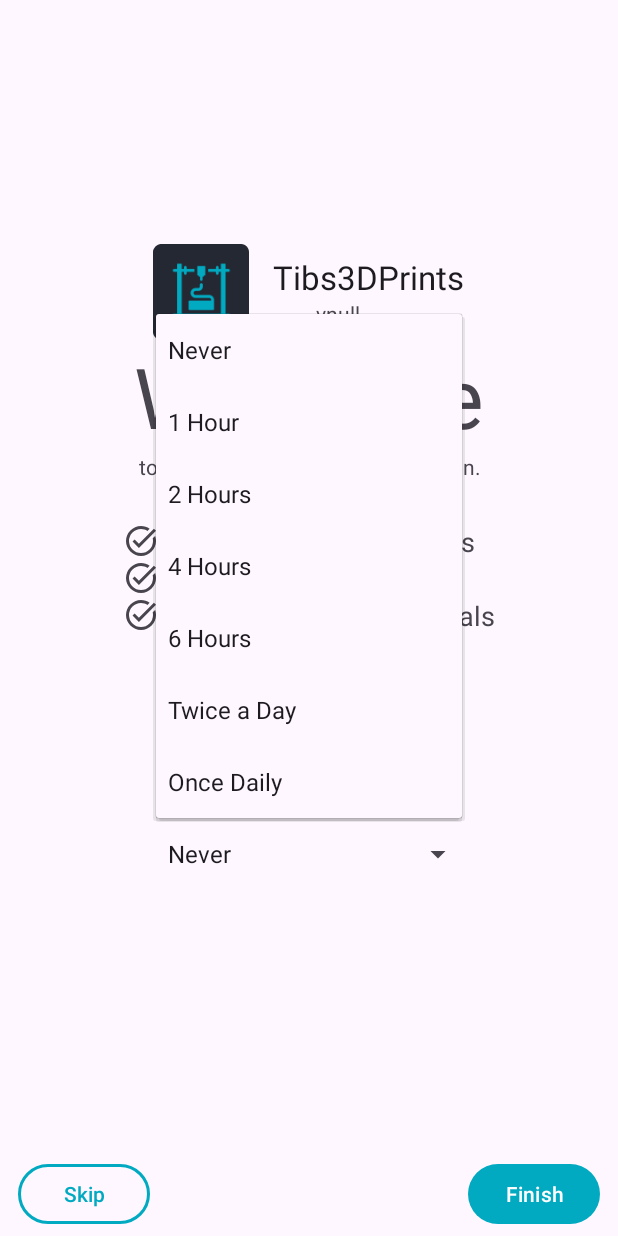
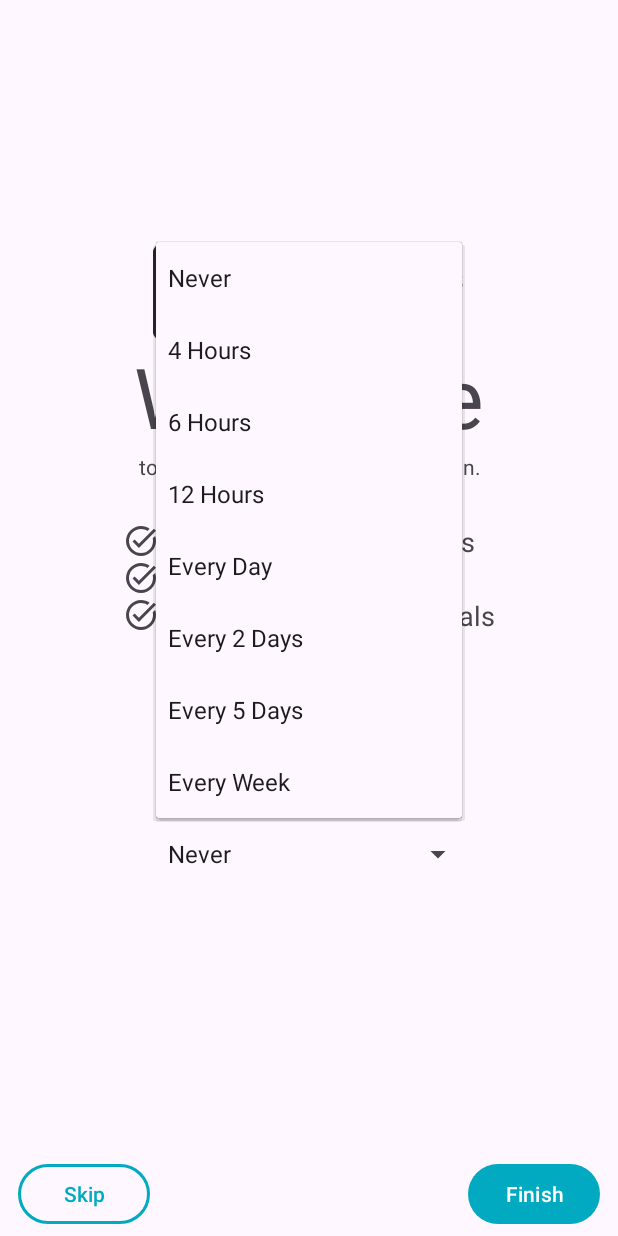
Before and after one commit to cssnr/tibs3dprints-android, an Android app: the screen it shows after launch (MainActivity), after a tap on "Never", on a phone screen of 412 x 824 dp. Run offline under Robolectric (Android 15) with nearby library versions, the phone set to English and light mode, and no system bars; our stand-ins replace navigation-ui; 1 statement that could not run was skipped; 1 other tap on this screen came first.

Commit message:
Updates (#16)

```diff
--- a/app/src/main/java/org/cssnr/tibs3dprints/ui/news/NewsItemAdapter.kt
+++ b/app/src/main/java/org/cssnr/tibs3dprints/ui/news/NewsItemAdapter.kt
@@ -22,6 +22,8 @@ class NewsItemAdapter(fragment: Fragment, var items: List<RssItem>) :
             putString("description", items[position].description)
             putString("author", items[position].author)
             putString("timestamp", items[position].pubDate)
+            putString("videoUrl", items[position].youtubeItemData?.videoUrl)
+            putString("thumbnailUrl", items[position].youtubeItemData?.thumbnailUrl)
             //putString("videoId", items[position].youtubeItemData?.videoId)
         }
         return fragment
--- a/app/src/main/res/layout/item_news.xml
+++ b/app/src/main/res/layout/item_news.xml
@@ -20,7 +20,7 @@
             android:layout_width="match_parent"
             android:layout_height="wrap_content"
             android:ellipsize="end"
-            android:maxLines="2"
+            android:maxLines="3"
             android:textAppearance="@style/TextAppearance.AppCompat.Large"
             tools:text="Some Reeeaaalllyyy Long Title Goes Here That is Just Way Too Long for a Title" />
         <TextView
--- a/app/src/main/res/values/colors.xml
+++ b/app/src/main/res/values/colors.xml
@@ -2,4 +2,5 @@
 <resources>
     <color name="ic_launcher_background">#242833</color>
     <color name="primary_color">#01AAC1</color>
+    <color name="youtube_red">#CD201F</color>
 </resources>
--- a/app/src/main/res/values/strings.xml
+++ b/app/src/main/res/values/strings.xml
@@ -11,20 +11,22 @@
 
     <string-array name="work_interval_entries">
         <item>Never</item>
-        <item>1 Hour</item>
-        <item>2 Hours</item>
         <item>4 Hours</item>
         <item>6 Hours</item>
-        <item>Twice a Day</item>
-        <item>Once Daily</item>
+        <item>12 Hours</item>
+        <item>Every Day</item>
+        <item>Every 2 Days</item>
+        <item>Every 5 Days</item>
+        <item>Every Week</item>
     </string-array>
     <string-array name="work_interval_values">
         <item>0</item>
-        <item>60</item>
-        <item>120</item>
         <item>240</item>
         <item>360</item>
         <item>720</item>
         <item>1440</item>
+        <item>2880</item>
+        <item>7200</item>
+        <item>10080</item>
     </string-array>
 </resources>
--- a/gradle/libs.versions.toml
+++ b/gradle/libs.versions.toml
@@ -22,6 +22,7 @@ workRuntimeKtx = "2.10.1"
 okhttp = "4.12.0"
 retrofit = "3.0.0"
 moshiKotlinCodegen = "1.15.2"
+glide = "5.0.0-rc01"
 rssparser = "6.0.11"
 
 googleServices = "4.4.2"
@@ -52,6 +53,9 @@ okhttp = { module = "com.squareup.okhttp3:okhttp", version.ref = "okhttp" }
 retrofit = { group = "com.squareup.retrofit2", name = "retrofit", version.ref = "retrofit" }
 converter-moshi = { group = "com.squareup.retrofit2", name = "converter-moshi", version.ref = "retrofit" }
 moshi-kotlin-codegen = { group = "com.squareup.moshi", name = "moshi-kotlin-codegen", version.ref = "moshiKotlinCodegen" }
+glide = { group = "com.github.bumptech.glide", name = "glide", version.ref = "glide" }
+glide-compiler = { group = "com.github.bumptech.glide", name = "compiler", version.ref = "glide" }
+okhttp-integration = { group = "com.github.bumptech.glide", name = "okhttp3-integration", version.ref = "glide" }
 rssparser = { group = "com.prof18.rssparser", name = "rssparser", version.ref = "rssparser" }
 
 firebase-bom = { group = "com.google.firebase", name = "firebase-bom", version.ref = "firebaseBom" }
@@ -64,6 +68,7 @@ firebase-messaging = { group = "com.google.firebase", name = "firebase-messaging
 [plugins]
 android-application = { id = "com.android.application", version.ref = "agp" }
 kotlin-android = { id = "org.jetbrains.kotlin.android", version.ref = "kotlin" }
+kotlin-kapt = { id = "org.jetbrains.kotlin.kapt" }
 kotlin-ksp = { id = "com.google.devtools.ksp", version.ref = "ksp" }
 google-services = { id = "com.google.gms.google-services", version.ref = "googleServices" }
 firebase-crashlytics = { id = "com.google.firebase.crashlytics", version.ref = "crashlyticsPlugin" }
```
Also changed, not shown: app/build.gradle.kts (+6 -1 lines), app/src/main/java/org/cssnr/tibs3dprints/CustomGlideModule.kt (added, +38 -0 lines), app/src/main/java/org/cssnr/tibs3dprints/ui/news/NewsItemChildFragment.kt (+21 -0 lines), app/src/main/res/layout/fragment_news_item.xml (+49 -30 lines), 4 other files.
